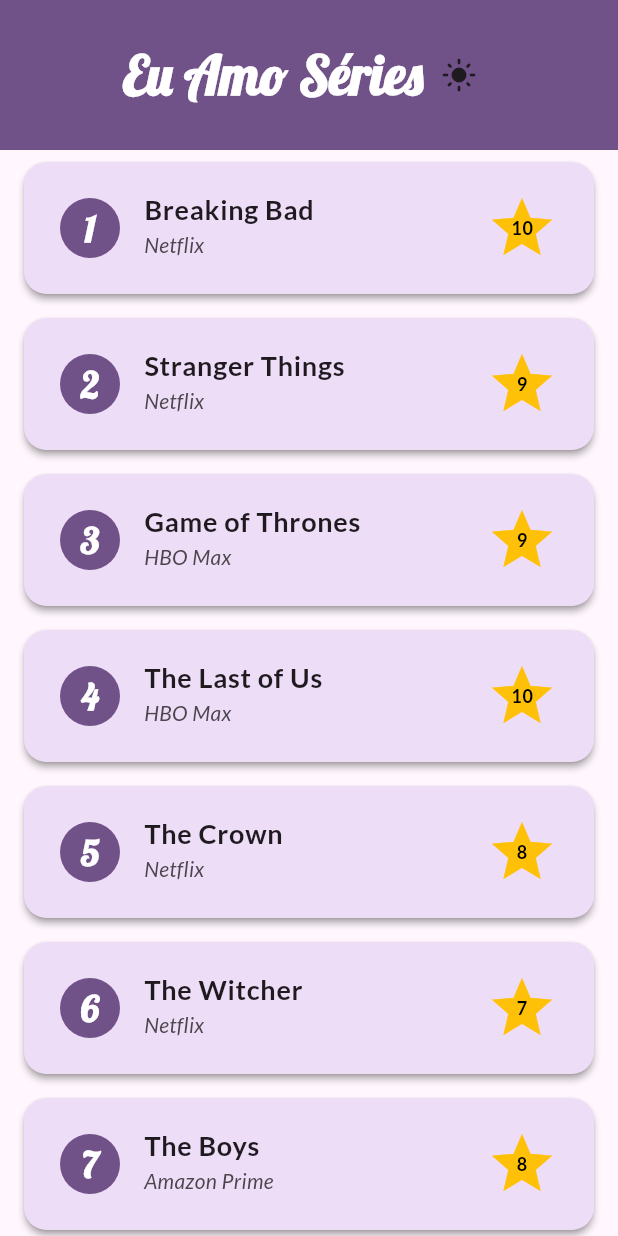
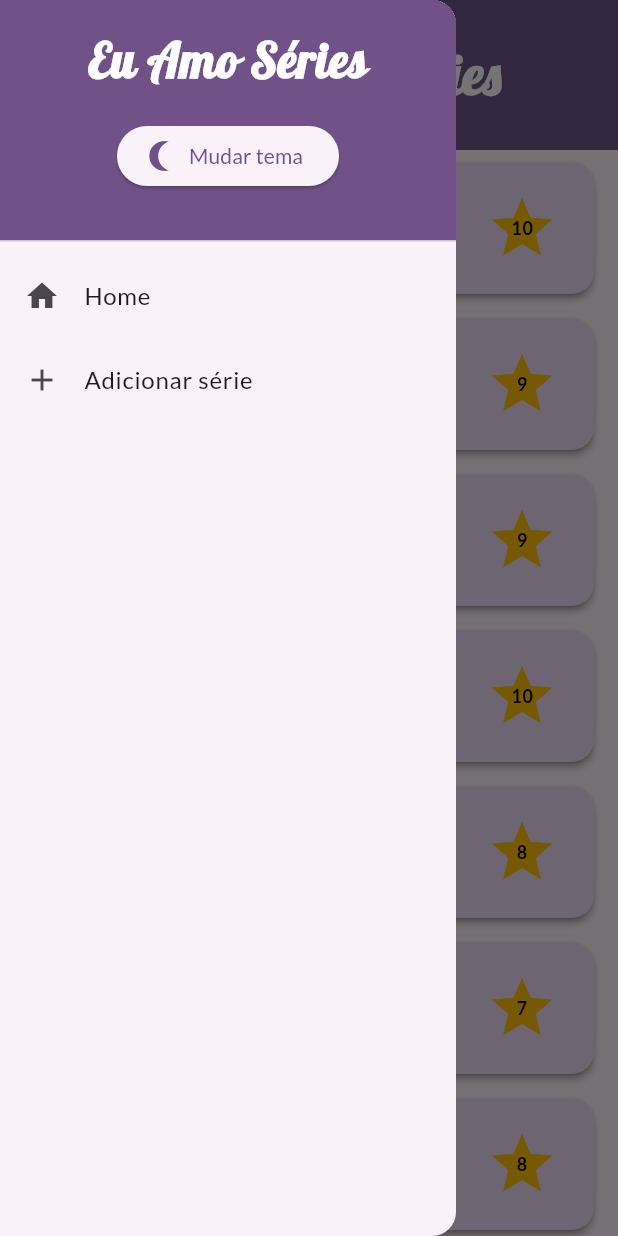
Before and after one commit to welingtonfidelis/flutter_study_tv_show, a Flutter app: the screen it shows after launch, with the side drawer open (before the commit the screen has no drawer), on a phone screen of 412 x 824 dp. Run offline on Flutter 3.47's test engine with Material 3 defaults, Android fonts, the phone set to English and light mode, and no system bars; our stand-ins replace google_fonts.

Commit message:
Include new pages, drawer and form;

```diff
--- /dev/null
+++ b/lib/custom_drawer.dart
@@ -0,0 +1,74 @@
+import 'package:flutter/material.dart';
+import 'package:google_fonts/google_fonts.dart';
+
+class CustomDrawer extends StatelessWidget {
+  const CustomDrawer({
+    super.key,
+    required this.switchThemeMode,
+    required this.themeModeIsDark,
+    required this.switchScreen,
+  });
+
+  final Function() switchThemeMode;
+  final Function(int index) switchScreen;
+  final bool themeModeIsDark;
+
+  @override
+  Widget build(BuildContext context) {
+    void handleSwitchScreen(int index) {
+      switchScreen(index);
+      Navigator.of(context).pop();
+    }
+
+    return Drawer(
+      child: Column(
+        children: [
+          DrawerHeader(
+            decoration: BoxDecoration(
+              color: Theme.of(context).colorScheme.primary,
+            ),
+            child: Center(
+              child: Column(
+                children: [
+                  Text(
+                    'Eu Amo Séries',
+                    style: GoogleFonts.lobster(
+                      color: Theme.of(context).colorScheme.onPrimary,
+                      fontSize: 32,
+                      fontWeight: FontWeight.bold,
+                    ),
+                  ),
+                  SizedBox(height: 16),
+                  ElevatedButton.icon(
+                    onPressed: switchThemeMode,
+                    label: Text('Mudar tema'),
+                    icon: Icon(
+                      themeModeIsDark
+                          ? Icons.wb_sunny_rounded
+                          : Icons.nightlight_round_sharp,
+                      size: 24,
+                    ),
+                  ),
+                ],
+              ),
+            ),
+          ),
+          ListTile(
+            leading: Icon(Icons.home),
+            title: Text("Home"),
+            onTap: () {
+              handleSwitchScreen(0);
+            },
+          ),
+          ListTile(
+            leading: Icon(Icons.add),
+            title: Text("Adicionar série"),
+            onTap: () {
+              handleSwitchScreen(1);
+            },
+          ),
+        ],
+      ),
+    );
+  }
+}
--- a/lib/main.dart
+++ b/lib/main.dart
@@ -1,7 +1,10 @@
 import 'package:flutter/material.dart';
 import 'package:google_fonts/google_fonts.dart';
-import 'package:tv_show_data/tv_show_card.dart';
+import 'package:tv_show_data/add_tv_show_screen.dart';
+import 'package:tv_show_data/custom_drawer.dart';
 import 'package:tv_show_data/tv_show_data.dart';
+import 'package:tv_show_data/tv_show_model.dart';
+import 'package:tv_show_data/tv_show_screen.dart';
 
 void main() {
   runApp(const MainApp());
@@ -15,7 +18,39 @@
 }
 
 class _MainAppState extends State<MainApp> {
-  bool themeModeIsLight = true;
+  final List<TvShow> tvShows = favTvShowList;
+
+  // screen control
+  int currentScreenIndex = 0;
+  List<Widget> get screens => [
+    TvShowScreen(tvShows: tvShows),
+    AddTvShowScreen(
+      addNewTvShow: addNewTvShow,
+      backToHome: () {
+        switchScreen(0);
+      },
+    ),
+  ];
+  void switchScreen(int index) {
+    setState(() {
+      currentScreenIndex = index;
+    });
+  }
+
+  // theme Control
+  bool themeModeIsDark = false;
+  void switchThemeMode() {
+    setState(() {
+      themeModeIsDark = !themeModeIsDark;
+    });
+  }
+
+  // data control
+  void addNewTvShow(TvShow newTvShow) {
+    setState(() {
+      tvShows.add(newTvShow);
+    });
+  }
 
   @override
   Widget build(BuildContext context) {
@@ -44,6 +79,7 @@
           color: colorSchema.onPrimary,
           fontFamily: GoogleFonts.lobster().fontFamily,
         ),
+        iconTheme: IconThemeData(color: colorSchema.onPrimary, size: 36),
       ),
       cardTheme: CardThemeData(
         color: colorSchema.secondaryContainer,
@@ -67,6 +103,7 @@
           color: colorSchemaDark.primary,
           fontFamily: GoogleFonts.lobster().fontFamily,
         ),
+        iconTheme: IconThemeData(color: colorSchemaDark.primary, size: 36),
       ),
       cardTheme: CardThemeData(
         color: colorSchemaDark.secondaryContainer,
@@ -77,44 +114,24 @@
       ),
     );
 
-    void changeThemeMode() {
-      setState(() {
-        themeModeIsLight = !themeModeIsLight;
-      });
-    }
-
     return MaterialApp(
       theme: customTheme,
       darkTheme: customThemeDark,
-      themeMode: themeModeIsLight ? ThemeMode.light : ThemeMode.dark,
+      themeMode: themeModeIsDark ? ThemeMode.dark : ThemeMode.light,
       debugShowCheckedModeBanner: false,
       home: Scaffold(
         appBar: AppBar(
           title: Row(
             mainAxisAlignment: MainAxisAlignment.center,
-            children: [
-              Text('Eu Amo Séries'),
-              IconButton(
-                icon: Icon(
-                  themeModeIsLight ? Icons.light_mode : Icons.dark_mode,
-                ),
-                tooltip: 'Tema',
-                onPressed: changeThemeMode,
-              ),
-            ],
+            children: [Text('Eu Amo Séries')],
           ),
         ),
-        //   body: ListView(
-        //     children: [
-        //       ...favTvShowList.map((tvShow) => TvShowCard(tvShow: tvShow)),
-        //     ],
-        //   ),
-        // ),
-        body: ListView.builder(
-          itemBuilder: (context, index) =>
-              TvShowCard(tvShow: favTvShowList[index], index: index),
-          itemCount: favTvShowList.length,
+        drawer: CustomDrawer(
+          switchThemeMode: switchThemeMode,
+          themeModeIsDark: themeModeIsDark,
+          switchScreen: switchScreen,
         ),
+        body: screens[currentScreenIndex],
       ),
     );
   }
--- /dev/null
+++ b/lib/tv_show_screen.dart
@@ -0,0 +1,23 @@
+import 'package:flutter/material.dart';
+import 'package:tv_show_data/tv_show_card.dart';
+import 'package:tv_show_data/tv_show_model.dart';
+
+class TvShowScreen extends StatefulWidget {
+  const TvShowScreen({super.key, required this.tvShows});
+
+  final List<TvShow> tvShows;
+
+  @override
+  State<TvShowScreen> createState() => _TvShowScreenState();
+}
+
+class _TvShowScreenState extends State<TvShowScreen> {
+  @override
+  Widget build(BuildContext context) {
+    return ListView.builder(
+      itemCount: widget.tvShows.length,
+      itemBuilder: (context, index) =>
+          TvShowCard(tvShow: widget.tvShows[index], index: index),
+    );
+  }
+}
```
Also changed, not shown: lib/add_tv_show_screen.dart (added, +144 -0 lines), lib/star_rating.dart (added, +47 -0 lines).
